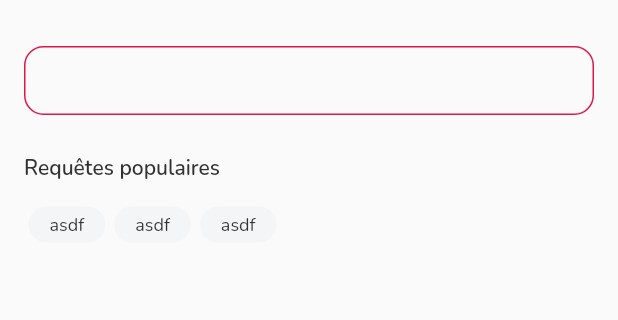
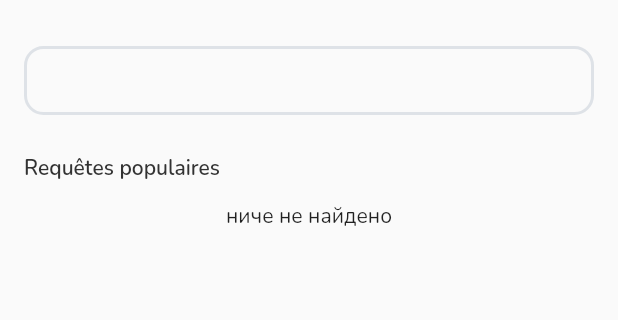
Before and after one commit to mavrinpn/Navigi-App, a Flutter app: the SubCategoryWidget widget shown alone on an empty page, opened directly with empty values, after a tap on the "arrow forward ios" icon, on a phone screen of 412 x 824 dp, the part 62-382 px from its top. Run offline on Flutter 3.47's test engine with Material 2 defaults, Android fonts, the phone set to English and light mode, and no system bars; our stand-ins replace appwrite, bloc, easy_localization, flutter_bloc, flutter_svg, google_fonts and 3 more; missing offline and left inert: loading_animations; accounts and stored records are empty; network calls fail.

Commit message:
search_products_screen.dart

```diff
--- a/lib/feature/create/bloc/item_search/item_search_cubit.dart
+++ b/lib/feature/create/bloc/item_search/item_search_cubit.dart
@@ -10,7 +10,8 @@ class ItemSearchCubit extends Cubit<ItemSearchState> {
   final CreatingManager creatingManager;
   String currentSubcategory = '';
 
-  ItemSearchCubit({required this.creatingManager}) : super(ItemSearchInitial()) {
+  ItemSearchCubit({required this.creatingManager})
+      : super(ItemSearchInitial()) {
     creatingManager.searchState.stream.listen((event) {
       if (event == LoadingStateEnum.loading) emit(SearchLoadingState());
       if (event == LoadingStateEnum.fail) emit(SearchFailState());
@@ -24,7 +25,10 @@ class ItemSearchCubit extends Cubit<ItemSearchState> {
     });
   }
 
-  void setSubcategory (String subcategory) => currentSubcategory = subcategory;
+  void setSubcategory(String subcategory) {
+    currentSubcategory = subcategory;
+    emit(SearchEmptyState());
+  }
 
   void initialSearch(String query) {
     creatingManager.searchItems(query, currentSubcategory);
--- a/lib/feature/create/data/creting_manager.dart
+++ b/lib/feature/create/data/creting_manager.dart
@@ -65,13 +65,14 @@ class CreatingManager {
           databaseId: postDatabase,
           collectionId: itemsCollection,
           queries: [Query.search('name', query)]);
-      items = [];
+      items.clear();
       for (var doc in res.documents) {
         items.add(SubCategoryItem.fromJson(doc.data));
       }
       searchState.add(LoadingStateEnum.success);
     } catch (e) {
       searchState.add(LoadingStateEnum.fail);
+      rethrow;
     }
   }
 }
--- a/lib/feature/create/ui/search_products_screen.dart
+++ b/lib/feature/create/ui/search_products_screen.dart
@@ -1,10 +1,13 @@
+import 'dart:developer';
+
 import 'package:flutter/material.dart';
+import 'package:flutter_bloc/flutter_bloc.dart';
+import 'package:smart/feature/create/bloc/item_search/item_search_cubit.dart';
+import 'package:smart/feature/create/data/creting_manager.dart';
 import '../../../utils/colors.dart';
 import '../../../utils/fonts.dart';
 import '../../../widgets/category/products.dart';
 import '../../../widgets/textField/outline_text_field.dart';
-
-List<String> list  = ['asdf','asdf','asdf'];
 
 class SearchProductsScreen extends StatefulWidget {
   const SearchProductsScreen({super.key});
@@ -42,18 +45,45 @@ class _SearchProductsScreenState extends State<SearchProductsScreen> {
                 hintText: '',
                 width: 1000,
                 onChange: (value) {
-                  print(value);
+                  log(value);
+                  BlocProvider.of<ItemSearchCubit>(context)
+                      .initialSearch(value);
                 },
               ),
               Padding(
                 padding: const EdgeInsets.fromLTRB(0, 26, 0, 13),
-                child: Text('Requêtes populaires',style: AppTypography.font16black.copyWith(fontSize: 14),),
+                child: Text(
+                  'Requêtes populaires',
+                  style: AppTypography.font16black.copyWith(fontSize: 14),
+                ),
               ),
-              Wrap(
-                children: list.map((e) => Padding(
-                  padding: const EdgeInsets.all(3),
-                  child: ProductWidget(name: e,),
-                )).toList(),
+              BlocBuilder<ItemSearchCubit, ItemSearchState>(
+                builder: (context, state) {
+                  if (state is SearchSuccessState || state is SearchLoadingState) {
+                    return Wrap(
+                      children: RepositoryProvider.of<CreatingManager>(context).items
+                          .map((e) => Padding(
+                                padding: const EdgeInsets.all(3),
+                                child: ProductWidget(
+                                  name: e.name ?? '',
+                                ),
+                              ))
+                          .toList(),
+                    );
+                  } else if (state is SearchEmptyState) {
+                    return const Center(
+                      child: Text('ниче не найдено'),
+                    );
+                  } else if (state is SearchFailState) {
+                    return const Center(
+                      child: Text('ошибка'),
+                    );
+                  } else {
+                    return const Center(
+                      child: CircularProgressIndicator(),
+                    );
+                  }
+                },
               )
             ],
           ),
--- a/lib/feature/create/ui/sub_category_screen.dart
+++ b/lib/feature/create/ui/sub_category_screen.dart
@@ -28,7 +28,7 @@ class SubCategoryScreen extends StatelessWidget {
           if (state is SubCategorySuccessState) {
             return ListView(
             children: state.subcategories
-                .map((e) => SubCategoryWidget(name: e.name ?? ''))
+                .map((e) => SubCategoryWidget(name: e.name ?? '', id: e.id ?? ''))
                 .toList(),
           );
           } else if (state is SubCategoryFailState) {
--- a/lib/widgets/category/sub_category.dart
+++ b/lib/widgets/category/sub_category.dart
@@ -1,16 +1,20 @@
 import 'package:flutter/material.dart';
+import 'package:flutter_bloc/flutter_bloc.dart';
+import 'package:smart/feature/create/bloc/item_search/item_search_cubit.dart';
 import 'package:smart/utils/fonts.dart';
 
 class SubCategoryWidget extends StatelessWidget {
   const SubCategoryWidget(
-      {super.key, required this.name});
+      {super.key, required this.name, required this.id});
 
   final String name;
+  final String id;
 
   @override
   Widget build(BuildContext context) {
     return InkWell(
       onTap: () {
+        BlocProvider.of<ItemSearchCubit>(context).setSubcategory(id);
         Navigator.pushNamed(context, '/create_search_products_screen');
       },
       child: Container(
--- a/lib/widgets/textField/outline_text_field.dart
+++ b/lib/widgets/textField/outline_text_field.dart
@@ -1,4 +1,5 @@
 import 'package:flutter/material.dart';
+import 'package:smart/utils/colors.dart';
 
 import '../../utils/fonts.dart';
 
@@ -34,13 +35,15 @@ class OutLineTextField extends StatelessWidget {
           enabledBorder: OutlineInputBorder(
             borderRadius: BorderRadius.all(Radius.circular(13)),
             borderSide: BorderSide(
-              color: Color(0xffE01748),
+              width: 2,
+              color: AppColors.whiteGray,
             ),
           ),
           focusedBorder: OutlineInputBorder(
             borderRadius: BorderRadius.all(Radius.circular(13)),
             borderSide: BorderSide(
-              color: Color(0xffE01748),
+              width: 2,
+              color: AppColors.whiteGray,
             ),
           ),
         ),
```
Also changed, not shown: lib/models/item.dart (+5 -5 lines).
